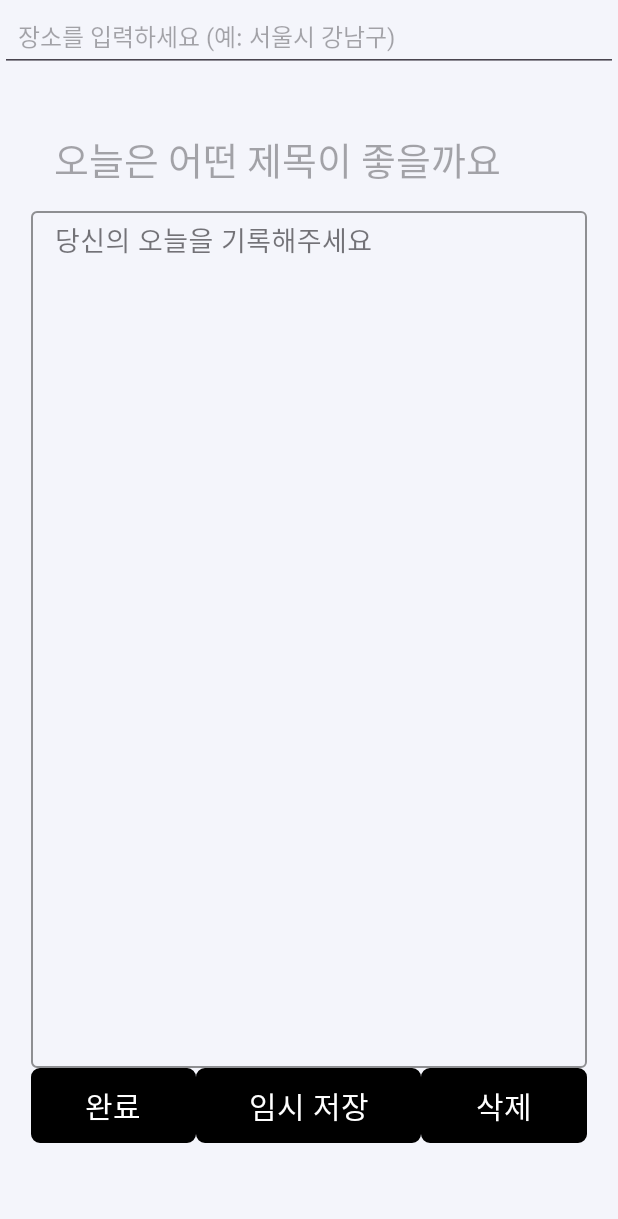
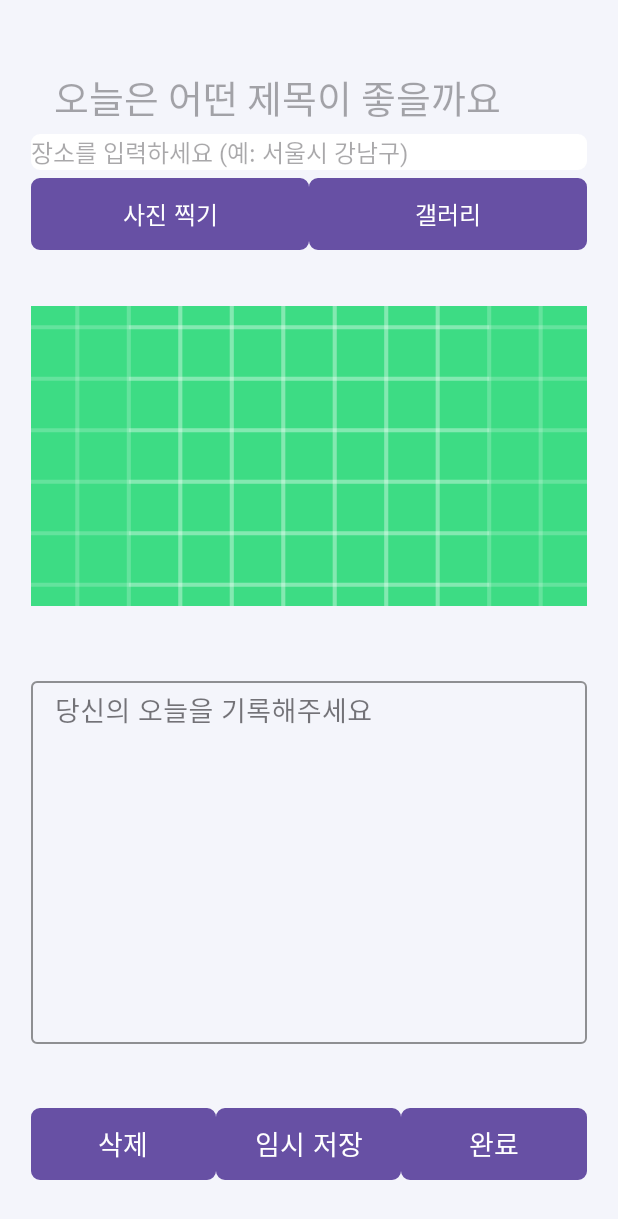
Before and after one commit to krgdy/TermProject, an Android app: the screen it shows after launch (WriteActivity), after a tap on "오늘의 일기 쓰기", on a phone screen of 412 x 824 dp. Shown: the top 1219 px of the screen. Run offline under Robolectric (Android 15) with nearby library versions, the phone set to English and light mode, and no system bars; our stand-ins replace Firebase (no records; nobody signed in at launch, a user with empty details on screens opened directly); libraries missing offline, so code that uses them is left out: org.tensorflow.lite; 2 statements that could not run were skipped.

Commit message:
feat: 카메라 및 갤러리 버튼 & 사진 미리보기 버튼 추가

```diff
--- a/app/src/main/res/layout/activity_write.xml
+++ b/app/src/main/res/layout/activity_write.xml
@@ -1,117 +1,190 @@
 <?xml version="1.0" encoding="utf-8"?>
-<!-- 일기 작성 화면 -->
-<androidx.constraintlayout.widget.ConstraintLayout xmlns:android="http://schemas.android.com/apk/res/android"
+<androidx.constraintlayout.widget.ConstraintLayout
+        xmlns:android="http://schemas.android.com/apk/res/android"
         xmlns:app="http://schemas.android.com/apk/res-auto"
         xmlns:tools="http://schemas.android.com/tools"
         android:id="@+id/main"
         android:layout_width="match_parent"
         android:layout_height="match_parent"
         android:background="#F4F5FB"
-    tools:context=".MainActivity">
+        tools:context=".WriteActivity">
 
+    <!-- 제목 -->
     <EditText
             android:id="@+id/diaryTitle"
             android:layout_width="0dp"
             android:layout_height="wrap_content"
+            android:layout_marginTop="30dp"
+            android:background="@null"
             android:fontFamily="@font/kakaobigsans_bold"
-        android:gravity="start"
             android:hint="오늘은 어떤 제목이 좋을까요"
             android:inputType="text"
             android:maxLength="30"
+            android:maxLines="1"
             android:paddingStart="15dp"
-        android:paddingTop="10dp"
-        android:paddingBottom="10dp"
+            android:paddingTop="15dp"
+            android:paddingBottom="0dp"
+            android:scrollHorizontally="true"
             android:textSize="25sp"
-        android:maxLines="1"
-        android:scrollHorizontally="true"
-        android:background="@null"
-        app:layout_constraintBottom_toBottomOf="parent"
             app:layout_constraintEnd_toEndOf="parent"
             app:layout_constraintStart_toStartOf="parent"
             app:layout_constraintTop_toTopOf="parent"
-        app:layout_constraintVertical_bias="0.1"
             app:layout_constraintWidth_percent="0.9" />
+
+    <!-- 위치 정보 -->
+    <EditText
+            android:id="@+id/editLocation"
+            android:layout_width="0dp"
+            android:layout_height="wrap_content"
+            android:layout_marginTop="5dp"
+            android:background="@drawable/white_square_button"
+            android:hint="장소를 입력하세요 (예: 서울시 강남구)"
+            android:textColor="@color/black"
+            android:textSize="16sp"
+            app:layout_constraintEnd_toEndOf="parent"
+            app:layout_constraintStart_toStartOf="parent"
+            app:layout_constraintTop_toBottomOf="@id/diaryTitle"
+            app:layout_constraintWidth_percent="0.9"
+            tools:ignore="MissingConstraints" />
+
+    <!-- MapActivity.kt 구현할 때 수정 필요 -->
+    <!-- 위치 선택 버튼 -->
+    <!--<Button
+        android:id="@+id/btnPickOnMap"
+        android:layout_width="0dp"
+        android:layout_height="wrap_content"
+        android:text="위치 선택"
+        android:textSize="16sp"
+        android:background="@drawable/black_square_button"
+        android:textColor="@color/white"
+        android:layout_marginTop="5dp"
+        app:layout_constraintTop_toBottomOf="@id/diaryTitle"
+        app:layout_constraintStart_toStartOf="parent"
+        app:layout_constraintEnd_toEndOf="parent"
+        app:layout_constraintWidth_percent="0.9" />-->
+
+    <!-- 카메라 / 갤러리 버튼 -->
+    <LinearLayout
+            android:id="@+id/photoPanel"
+            android:layout_width="0dp"
+            android:layout_height="wrap_content"
+            android:orientation="horizontal"
+            android:layout_marginTop="5dp"
+            app:layout_constraintTop_toBottomOf="@id/editLocation"
+            app:layout_constraintStart_toStartOf="parent"
+            app:layout_constraintEnd_toEndOf="parent"
+            app:layout_constraintWidth_percent="0.9">
+
+        <Button
+                android:id="@+id/btnCamera"
+                android:layout_width="0dp"
+                android:layout_height="wrap_content"
+                android:layout_weight="1"
+                android:text="사진 찍기"
+                android:textSize="16sp"
+                android:textColor="@color/white"
+                android:background="@drawable/black_square_button" />
+
+        <Button
+                android:id="@+id/btnGallery"
+                android:layout_width="0dp"
+                android:layout_height="wrap_content"
+                android:layout_weight="1"
+                android:text="갤러리"
+                android:textSize="16sp"
+                android:textColor="@color/white"
+                android:background="@drawable/black_square_button" />
+    </LinearLayout>
+
+    <!-- 이미지 미리보기 -->
+    <ImageView
+            android:id="@+id/imagePreview"
+            android:layout_width="0dp"
+            android:layout_height="200dp"
+            android:layout_marginBottom="2dp"
+            android:contentDescription="선택된 사진"
+            android:scaleType="centerCrop"
+            android:src="@drawable/ic_launcher_background"
+            app:layout_constraintBottom_toTopOf="@+id/diaryLayout"
+            app:layout_constraintEnd_toEndOf="parent"
+            app:layout_constraintStart_toStartOf="parent"
+            app:layout_constraintTop_toBottomOf="@+id/photoPanel"
+            app:layout_constraintWidth_percent="0.9" />
+
+    <!-- 일기 내용 입력 -->
     <com.google.android.material.textfield.TextInputLayout
             android:id="@+id/diaryLayout"
             android:layout_width="0dp"
             android:layout_height="0dp"
-        app:layout_constraintWidth_percent="0.9"
-        app:layout_constraintHeight_percent="0.7"
-        app:layout_constraintTop_toBottomOf="@+id/diaryTitle"
-        app:layout_constraintBottom_toTopOf="@+id/buttonPanel"
-        app:layout_constraintStart_toStartOf="parent"
-        app:layout_constraintEnd_toEndOf="parent"
+            android:layout_marginTop="5dp"
+            android:hint="당신의 오늘을 기록해주세요"
             app:boxBackgroundMode="outline"
             app:boxStrokeColor="@color/black"
             app:hintTextColor="@color/black"
             style="@style/Widget.MaterialComponents.TextInputLayout.OutlinedBox"
-        android:hint="당신의 오늘을 기록해주세요">
+            app:layout_constraintTop_toBottomOf="@id/imagePreview"
+            app:layout_constraintBottom_toTopOf="@id/buttonPanel"
+            app:layout_constraintStart_toStartOf="parent"
+            app:layout_constraintEnd_toEndOf="parent"
+            app:layout_constraintWidth_percent="0.9"
+            app:layout_constraintHeight_percent="0.3">
+
         <com.google.android.material.textfield.TextInputEditText
                 android:id="@+id/diaryContent"
                 android:layout_width="match_parent"
                 android:layout_height="match_parent"
                 android:fontFamily="@font/kakaobigsans_bold"
                 android:inputType="textMultiLine"
-        android:gravity="start"
-        android:maxLength="5000"
+                android:textSize="18sp"
                 android:paddingTop="10dp"
                 android:paddingBottom="10dp"
-        android:textSize="18sp"
-        app:counterEnabled="false"
-        android:textColor="@color/black" />
+                android:maxLength="5000"
+                android:textColor="@color/black"
+                android:gravity="start" />
     </com.google.android.material.textfield.TextInputLayout>
-    <EditText
-        android:id="@+id/editLocation"
-        android:layout_width="match_parent"
-        android:layout_height="wrap_content"
-        android:hint="장소를 입력하세요 (예: 서울시 강남구)"
-        android:padding="12dp"
-        android:textSize="16sp"
-        android:layout_marginTop="12dp"
-        tools:ignore="MissingConstraints" />
+
+    <!-- 하단 버튼들 -->
     <LinearLayout
             android:id="@+id/buttonPanel"
             android:layout_width="0dp"
             android:layout_height="wrap_content"
             android:orientation="horizontal"
+            android:layout_marginTop="5dp"
+            app:layout_constraintTop_toBottomOf="@id/diaryLayout"
+            app:layout_constraintBottom_toBottomOf="parent"
+            app:layout_constraintStart_toStartOf="parent"
             app:layout_constraintEnd_toEndOf="parent"
-        app:layout_constraintStart_toStartOf="parent"
-        app:layout_constraintTop_toBottomOf="@+id/diaryLayout"
-        app:layout_constraintWidth_percent="0.9"
-        >
+            app:layout_constraintWidth_percent="0.9">
+
+        <Button
+                android:id="@+id/deleteButton"
+                android:layout_width="0dp"
+                android:layout_height="wrap_content"
+                android:layout_weight="1"
+                android:text="삭제"
+                android:textSize="18sp"
+                android:textColor="@color/white"
+                android:background="@drawable/black_square_button" />
+
+        <Button
+                android:id="@+id/draftButton"
+                android:layout_width="0dp"
+                android:layout_height="wrap_content"
+                android:layout_weight="1"
+                android:text="임시 저장"
+                android:textSize="18sp"
+                android:textColor="@color/white"
+                android:background="@drawable/black_square_button" />
+
         <Button
                 android:id="@+id/saveButton"
-            android:layout_width="wrap_content"
+                android:layout_width="0dp"
                 android:layout_height="wrap_content"
+                android:layout_weight="1"
+                android:text="완료"
+                android:textSize="18sp"
                 android:textColor="@color/white"
-            android:textSize="20sp"
-            android:fontFamily="@font/kakaosmallsans_bold"
-            app:backgroundTint="@null"
-            android:background="@drawable/black_square_button"
-            android:text="완료"
-            android:layout_weight="1"/>
-        <Button
-            android:id="@+id/draftButton"
-            android:layout_width="wrap_content"
-            android:layout_height="wrap_content"
-            android:textColor="@color/white"
-            android:textSize="20sp"
-            android:fontFamily="@font/kakaosmallsans_bold"
-            app:backgroundTint="@null"
-            android:background="@drawable/black_square_button"
-            android:text="임시 저장"
-            android:layout_weight="1"/>
-        <Button
-            android:id="@+id/deleteButton"
-            android:layout_width="wrap_content"
-            android:layout_height="wrap_content"
-            android:textColor="@color/white"
-            android:textSize="20sp"
-            android:fontFamily="@font/kakaosmallsans_bold"
-            app:backgroundTint="@null"
-            android:background="@drawable/black_square_button"
-            android:text="삭제"
-            android:layout_weight="1"/>
+                android:background="@drawable/black_square_button" />
     </LinearLayout>
 
 </androidx.constraintlayout.widget.ConstraintLayout>
```
Lines whose indentation alone changed are shown as unchanged.
